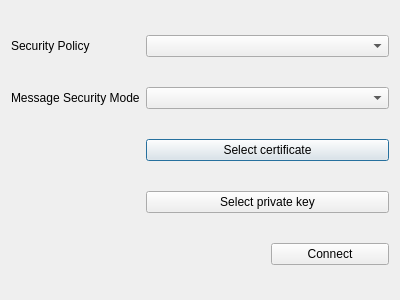
Before: the Qt Designer form client/connection_ui.ui in ilManno/OPCUA_PyClient_NodeServer, drawn with Qt 5.
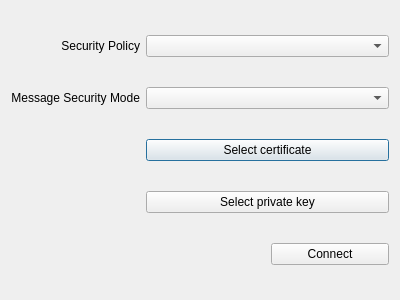
After: the same form once the commit is applied. Icons and pictures are not drawn.

Commit message: Update connection options dialog and add example security files

The edit to the form file:
```diff
--- a/client/connection_ui.ui
+++ b/client/connection_ui.ui
@@ -38,6 +38,9 @@
      <property name="text">
       <string>Security Policy</string>
      </property>
+     <property name="alignment">
+      <set>Qt::AlignRight|Qt::AlignTrailing|Qt::AlignVCenter</set>
+     </property>
     </widget>
    </item>
    <item row="1" column="0">
@@ -45,6 +48,9 @@
      <property name="text">
       <string>Message Security Mode</string>
      </property>
+     <property name="alignment">
+      <set>Qt::AlignRight|Qt::AlignTrailing|Qt::AlignVCenter</set>
+     </property>
     </widget>
    </item>
    <item row="1" column="1" colspan="2">
```
The commit also changes 6 other files.
